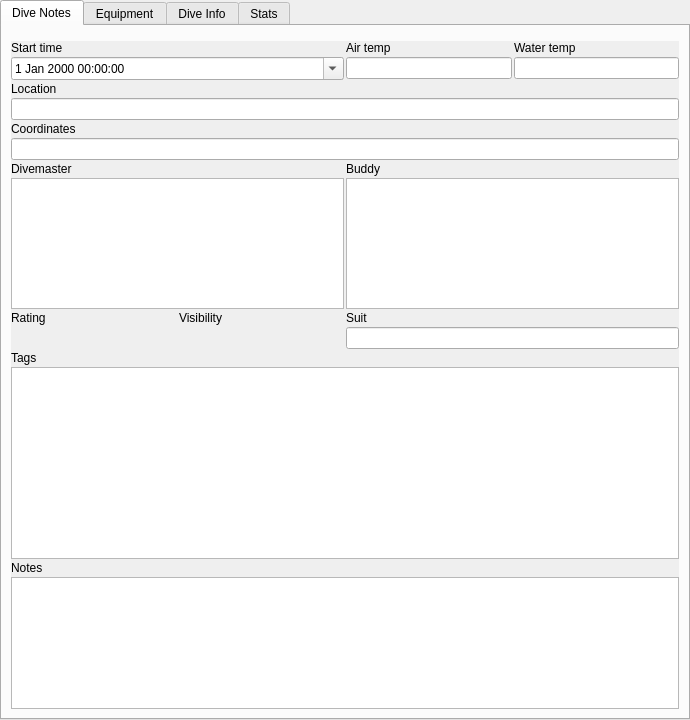
This is qt-ui/maintab.ui in subsurface/subsurface as Qt 5 draws it before an edit. The edited form follows.
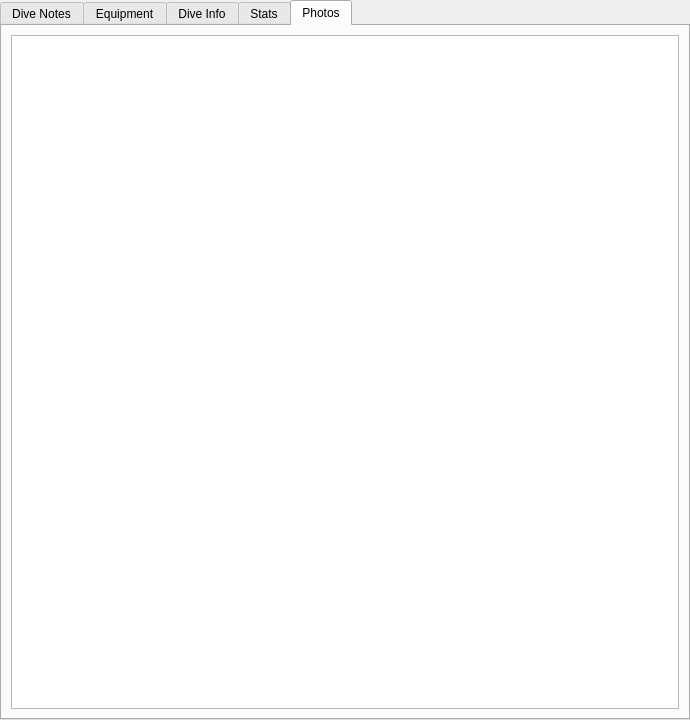
This is the edited form. The open tabs and pages were chosen to show the change. Custom widgets are drawn as their Qt base class.

Commit message:
Add a new widget on the main tab: Pictures.
Currently this does nothing, but since "dive photos" can also mean
photos that were taken during the trip to the dive, some of them
will not be visible on the profile. this currently shows nothing,
because I didn't work out the Model bits yet.

```diff
--- a/qt-ui/maintab.ui
+++ b/qt-ui/maintab.ui
@@ -38,7 +38,7 @@
          <x>0</x>
          <y>0</y>
          <width>662</width>
-         <height>644</height>
+         <height>649</height>
         </rect>
        </property>
        <layout class="QGridLayout" name="gridLayout_2">
@@ -813,6 +813,16 @@
     </item>
    </layout>
   </widget>
+  <widget class="QWidget" name="tab">
+   <attribute name="title">
+    <string>Photos</string>
+   </attribute>
+   <layout class="QVBoxLayout" name="verticalLayout_2">
+    <item>
+     <widget class="DivePictureWidget" name="listView"/>
+    </item>
+   </layout>
+  </widget>
  </widget>
  <customwidgets>
   <customwidget>
@@ -844,6 +854,11 @@
    <extends>QPlainTextEdit</extends>
    <header>qt-ui/tagwidget.h</header>
   </customwidget>
+  <customwidget>
+   <class>DivePictureWidget</class>
+   <extends>QListView</extends>
+   <header>divepicturewidget.h</header>
+  </customwidget>
  </customwidgets>
  <tabstops>
   <tabstop>scrollArea</tabstop>
```
Left out of the diff: 8 changed lines with no effect on the pictures. The commit also changes 2 other files.
